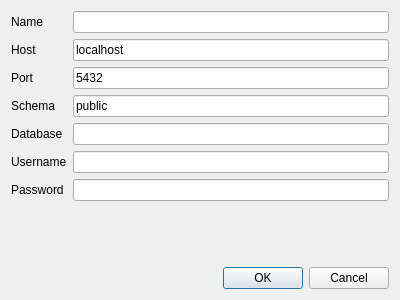
Qt form geocatbridge/servers/views/geoserver_ds.ui (GeoCat/qgis-bridge-plugin) before a commit.
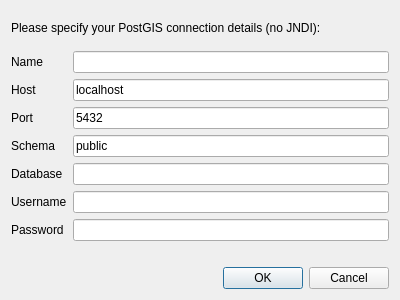
The same form after that commit.

```diff
--- a/geocatbridge/servers/views/geoserver_ds.ui
+++ b/geocatbridge/servers/views/geoserver_ds.ui
@@ -10,6 +10,12 @@
     <height>300</height>
    </rect>
   </property>
+  <property name="sizePolicy">
+   <sizepolicy hsizetype="Expanding" vsizetype="Fixed">
+    <horstretch>0</horstretch>
+    <verstretch>0</verstretch>
+   </sizepolicy>
+  </property>
   <property name="windowTitle">
    <string>New PostGIS Datastore</string>
   </property>
@@ -17,65 +23,14 @@
    <number>12</number>
   </property>
   <layout class="QGridLayout" name="gridLayout">
-   <item row="3" column="0">
-    <widget class="QLabel" name="label_2">
-     <property name="text">
-      <string>Port</string>
-     </property>
-    </widget>
-   </item>
-   <item row="5" column="0">
-    <widget class="QLabel" name="label_3">
-     <property name="text">
-      <string>Database</string>
-     </property>
-    </widget>
-   </item>
-   <item row="1" column="0">
-    <widget class="QLabel" name="label">
-     <property name="text">
-      <string>Host</string>
-     </property>
-    </widget>
-   </item>
-   <item row="6" column="0">
+   <item row="9" column="0">
     <widget class="QLabel" name="label_4">
      <property name="text">
       <string>Username</string>
      </property>
     </widget>
    </item>
-   <item row="7" column="0">
-    <widget class="QLabel" name="label_5">
-     <property name="text">
-      <string>Password</string>
-     </property>
-    </widget>
-   </item>
-   <item row="1" column="1">
-    <widget class="QLineEdit" name="txtHost">
-     <property name="text">
-      <string>localhost</string>
-     </property>
-    </widget>
-   </item>
-   <item row="8" column="0">
-    <spacer name="verticalSpacer">
-     <property name="orientation">
-      <enum>Qt::Vertical</enum>
-     </property>
-     <property name="sizeHint" stdset="0">
-      <size>
-       <width>20</width>
-       <height>40</height>
-      </size>
-     </property>
-    </spacer>
-   </item>
-   <item row="5" column="1">
-    <widget class="QLineEdit" name="txtDatabase"/>
-   </item>
-   <item row="7" column="1">
+   <item row="10" column="1">
     <widget class="QLineEdit" name="txtPassword">
      <property name="sizePolicy">
       <sizepolicy hsizetype="Ignored" vsizetype="Fixed">
@@ -88,41 +43,95 @@
      </property>
     </widget>
    </item>
-   <item row="6" column="1">
+   <item row="8" column="0">
+    <widget class="QLabel" name="label_3">
+     <property name="text">
+      <string>Database</string>
+     </property>
+    </widget>
+   </item>
+   <item row="9" column="1">
     <widget class="QLineEdit" name="txtUsername"/>
    </item>
-   <item row="3" column="1">
+   <item row="7" column="1">
+    <widget class="QLineEdit" name="txtSchema">
+     <property name="text">
+      <string>public</string>
+     </property>
+    </widget>
+   </item>
+   <item row="6" column="1">
     <widget class="QLineEdit" name="txtPort">
      <property name="text">
       <string>5432</string>
      </property>
     </widget>
    </item>
+   <item row="3" column="1">
+    <widget class="QLineEdit" name="txtName"/>
+   </item>
+   <item row="6" column="0">
+    <widget class="QLabel" name="label_2">
+     <property name="text">
+      <string>Port</string>
+     </property>
+    </widget>
+   </item>
    <item row="4" column="0">
-    <widget class="QLabel" name="label_6">
+    <widget class="QLabel" name="label">
      <property name="text">
-      <string>Schema</string>
+      <string>Host</string>
      </property>
     </widget>
    </item>
-   <item row="4" column="1">
-    <widget class="QLineEdit" name="txtSchema">
-     <property name="text">
-      <string>public</string>
+   <item row="11" column="0">
+    <spacer name="verticalSpacer">
+     <property name="orientation">
+      <enum>Qt::Vertical</enum>
      </property>
-    </widget>
+     <property name="sizeType">
+      <enum>QSizePolicy::Fixed</enum>
+     </property>
+     <property name="sizeHint" stdset="0">
+      <size>
+       <width>20</width>
+       <height>20</height>
+      </size>
+     </property>
+    </spacer>
    </item>
-   <item row="0" column="0">
+   <item row="8" column="1">
+    <widget class="QLineEdit" name="txtDatabase"/>
+   </item>
+   <item row="3" column="0">
     <widget class="QLabel" name="label_7">
      <property name="text">
       <string>Name</string>
      </property>
     </widget>
    </item>
-   <item row="0" column="1">
-    <widget class="QLineEdit" name="txtName"/>
+   <item row="10" column="0">
+    <widget class="QLabel" name="label_5">
+     <property name="text">
+      <string>Password</string>
+     </property>
+    </widget>
    </item>
-   <item row="9" column="1">
+   <item row="4" column="1">
+    <widget class="QLineEdit" name="txtHost">
+     <property name="text">
+      <string>localhost</string>
+     </property>
+    </widget>
+   </item>
+   <item row="7" column="0">
+    <widget class="QLabel" name="label_6">
+     <property name="text">
+      <string>Schema</string>
+     </property>
+    </widget>
+   </item>
+   <item row="13" column="1">
     <widget class="QDialogButtonBox" name="buttonBox">
      <property name="orientation">
       <enum>Qt::Horizontal</enum>
@@ -132,6 +141,26 @@
      </property>
     </widget>
    </item>
+   <item row="2" column="0" colspan="2">
+    <layout class="QHBoxLayout" name="horizontalLayout">
+     <item>
+      <widget class="QLabel" name="label_8">
+       <property name="sizePolicy">
+        <sizepolicy hsizetype="Expanding" vsizetype="Preferred">
+         <horstretch>0</horstretch>
+         <verstretch>0</verstretch>
+        </sizepolicy>
+       </property>
+       <property name="contextMenuPolicy">
+        <enum>Qt::NoContextMenu</enum>
+       </property>
+       <property name="text">
+        <string>Please specify your PostGIS connection details (no JNDI):</string>
+       </property>
+      </widget>
+     </item>
+    </layout>
+   </item>
   </layout>
  </widget>
  <resources/>
```
Left out of the diff: 6 changed lines with no effect on the pictures.
